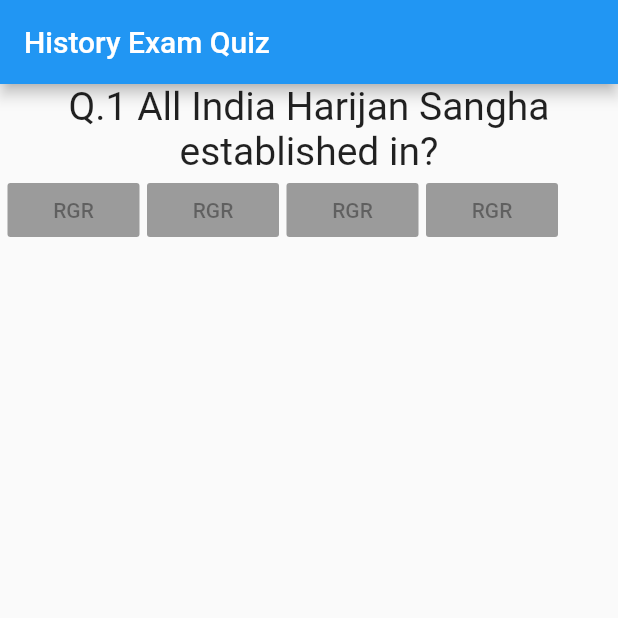
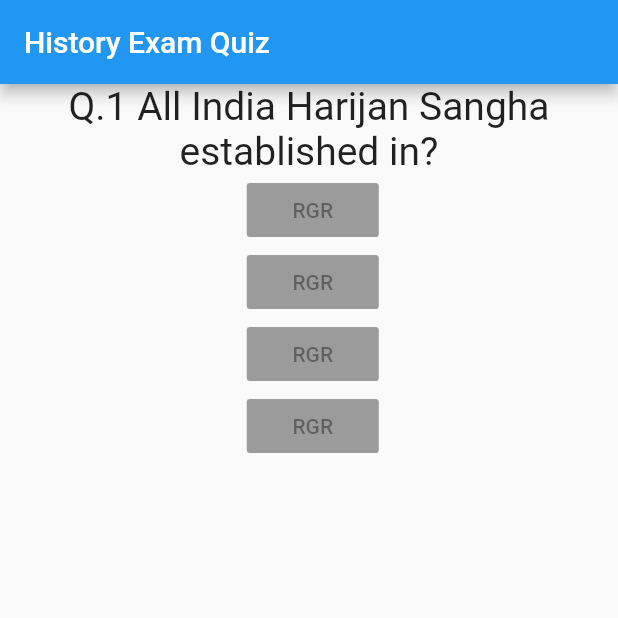
Before and after one commit to devendermahto/flutter_complete_guide, a Flutter app: the screen it shows after launch, on a phone screen of 412 x 824 dp, the top half of it. Run offline on Flutter 3.47's test engine with Material 2 defaults, Android fonts, the phone set to English and light mode, and no system bars.

Commit message:
Container Column

```diff
--- a/lib/main.dart
+++ b/lib/main.dart
@@ -42,16 +42,13 @@ class MyAppState extends State<MyApp> {
         body: Column(
           children: [
             Question(questions[questionIndex]),
-              Row(
-                children: [
             Answer(),
             Answer(),
             Answer(),
             Answer(),
           ],
         ),
-            ],
-          )),
+      ),
     );
   }
 }
```
Lines whose indentation alone changed are shown as unchanged.
